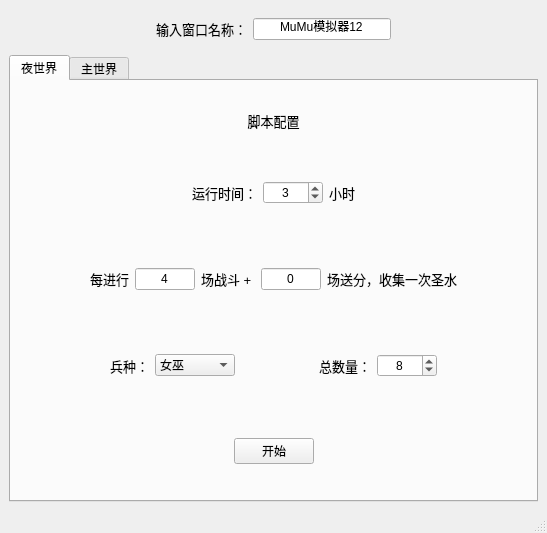
First picture: the form in ui.ui, repository nev3da/COC, before the edit.
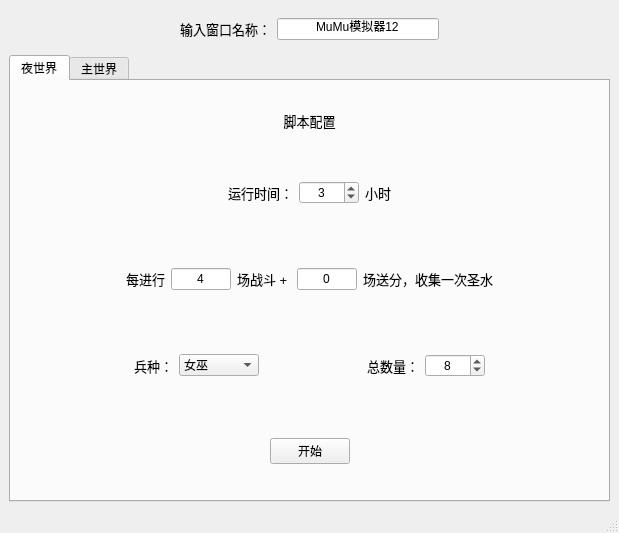
Second picture: the form after the edit.

Diff of the .ui file:
```diff
--- a/ui.ui
+++ b/ui.ui
@@ -6,7 +6,7 @@
    <rect>
     <x>0</x>
     <y>0</y>
-    <width>547</width>
+    <width>619</width>
     <height>533</height>
    </rect>
   </property>
```
Left out of the diff: 2 changed lines with no effect on the pictures.
